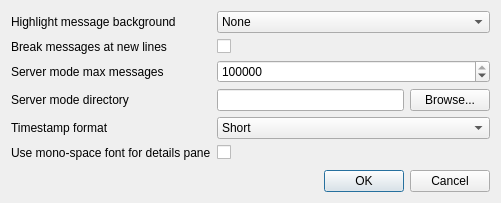
Old version of the form src/settingsdialog.ui in the repository ccpgames/EveLogLite.
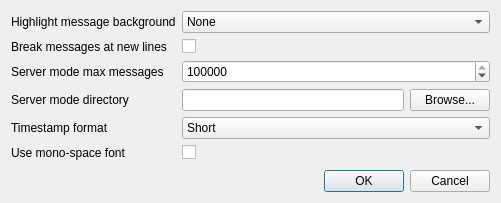
New version of the form.

Commit message: Changed monospace font setting to also affect messages list

Patch:
```diff
--- a/src/settingsdialog.ui
+++ b/src/settingsdialog.ui
@@ -135,7 +135,7 @@
      <item row="5" column="0">
       <widget class="QLabel" name="label_6">
        <property name="text">
-        <string>Use mono-space font for details pane</string>
+        <string>Use mono-space font</string>
        </property>
       </widget>
      </item>
```
The commit also changes 1 other file.
